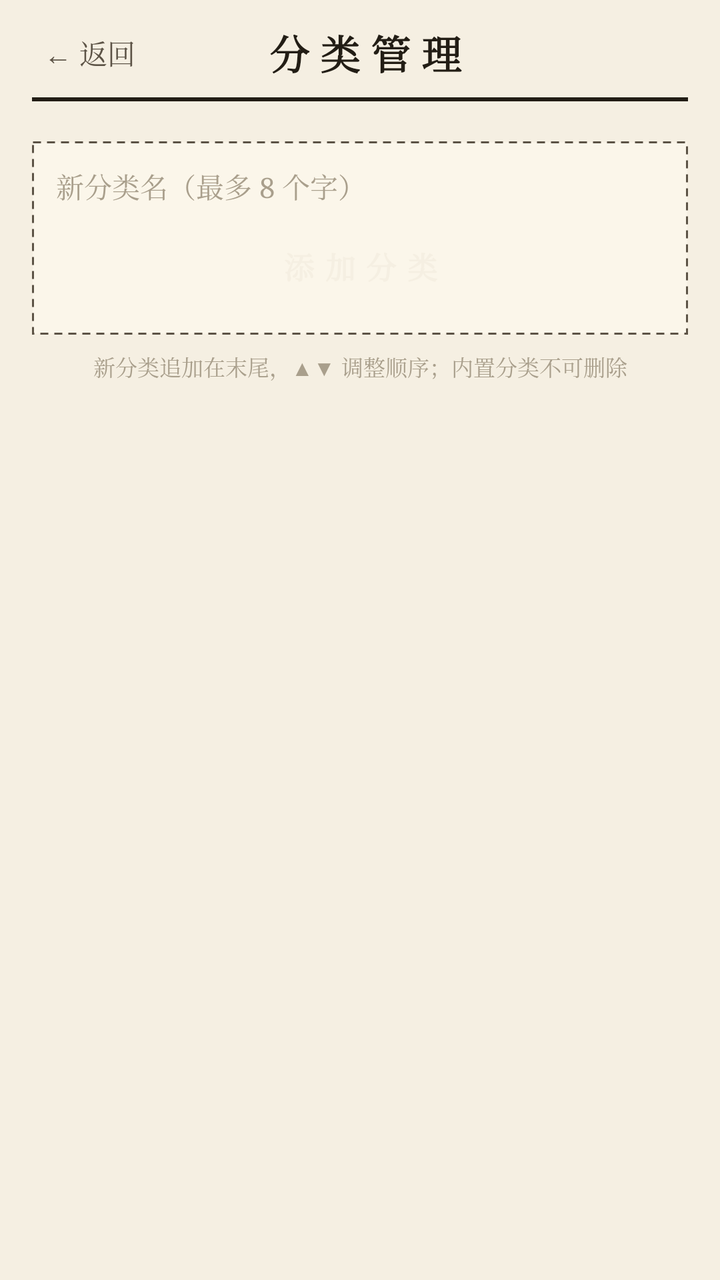
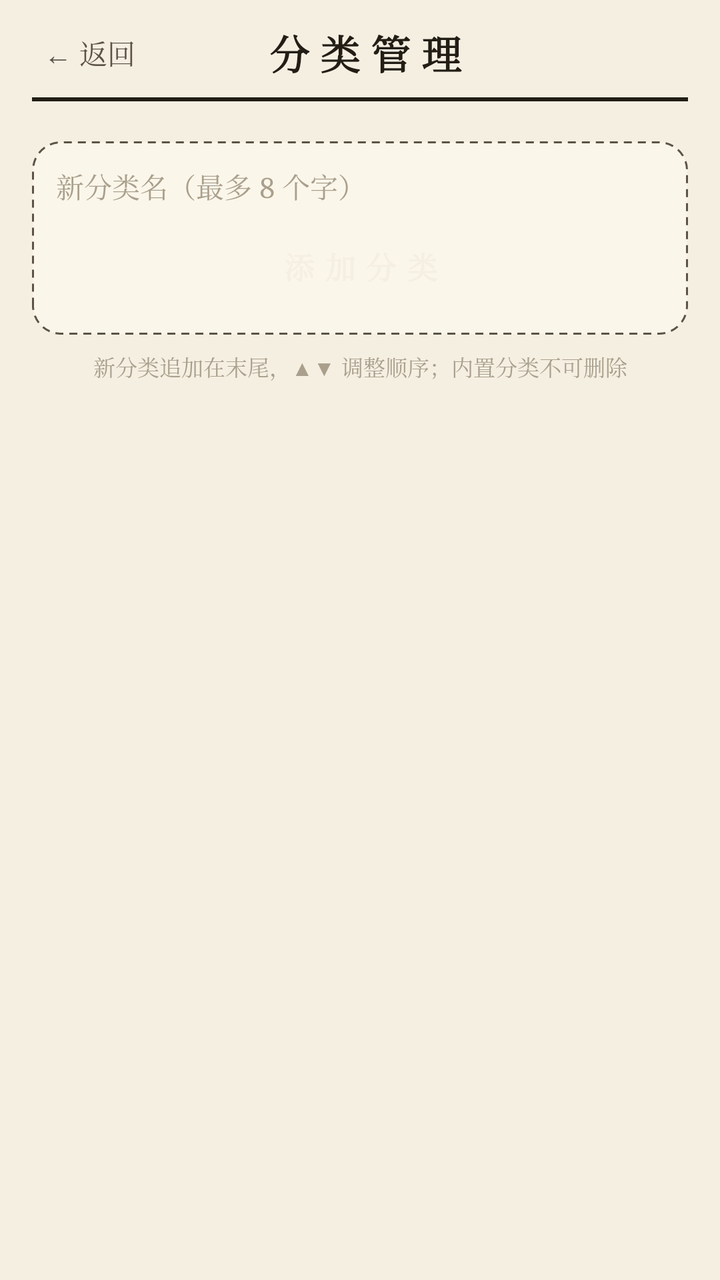

Screens rendered from an Android XML layout before and after an edit, with the pre-edit source and the edit as a unified diff.
<!-- AndroidManifest.xml: application theme Theme.Charge_to_an_account -->
<!-- res/layout/activity_category_manage.xml -->
<?xml version="1.0" encoding="utf-8"?>
<LinearLayout xmlns:android="http://schemas.android.com/apk/res/android"
    android:id="@+id/root"
    android:layout_width="match_parent"
    android:layout_height="match_parent"
    android:background="@color/paper"
    android:orientation="vertical">

    <LinearLayout
        android:layout_width="match_parent"
        android:layout_height="wrap_content"
        android:orientation="vertical"
        android:paddingHorizontal="16dp"
        android:paddingTop="10dp">

        <LinearLayout
            android:layout_width="match_parent"
            android:layout_height="wrap_content"
            android:gravity="center_vertical"
            android:orientation="horizontal">

            <TextView
                android:id="@+id/btnBack"
                android:layout_width="wrap_content"
                android:layout_height="wrap_content"
                android:padding="6dp"
                android:text="@string/back"
                android:textColor="@color/ink_soft"
                android:textSize="14sp" />

            <TextView
                android:layout_width="0dp"
                android:layout_height="wrap_content"
                android:layout_weight="1"
                android:gravity="center"
                android:text="@string/title_category_manage"
                android:textColor="@color/ink"
                android:textSize="20sp"
                android:textStyle="bold" />

            <View
                android:layout_width="52dp"
                android:layout_height="1dp" />
        </LinearLayout>

        <View
            android:layout_width="match_parent"
            android:layout_height="2dp"
            android:layout_marginTop="6dp"
            android:background="@color/ink" />
    </LinearLayout>

    <ScrollView
        android:layout_width="match_parent"
        android:layout_height="0dp"
        android:layout_weight="1">

        <LinearLayout
            android:layout_width="match_parent"
            android:layout_height="wrap_content"
            android:orientation="vertical"
            android:paddingBottom="16dp">

            <LinearLayout
                android:id="@+id/listCategories"
                android:layout_width="match_parent"
                android:layout_height="wrap_content"
                android:orientation="vertical"
                android:paddingHorizontal="16dp"
                android:paddingTop="8dp" />

            <LinearLayout
                android:layout_width="match_parent"
                android:layout_height="wrap_content"
                android:layout_marginHorizontal="16dp"
                android:layout_marginTop="12dp"
                android:background="@drawable/bg_dashed_notice"
                android:orientation="vertical"
                android:padding="12dp">

                <EditText
                    android:id="@+id/etNewCategory"
                    android:layout_width="match_parent"
                    android:layout_height="wrap_content"
                    android:background="@android:color/transparent"
                    android:hint="@string/hint_new_category"
                    android:importantForAutofill="no"
                    android:inputType="text"
                    android:maxLength="8"
                    android:textColor="@color/ink"
                    android:textColorHint="@color/ink_faint"
                    android:textSize="14sp" />

                <Button
                    android:id="@+id/btnAddCategory"
                    android:layout_width="match_parent"
                    android:layout_height="44dp"
                    android:layout_marginTop="8dp"
                    android:background="@drawable/bg_stamp"
                    android:text="@string/btn_add_cat"
                    android:textColor="@color/paper"
                    android:textSize="15sp"
                    android:textStyle="bold" />
            </LinearLayout>

            <TextView
                android:layout_width="match_parent"
                android:layout_height="wrap_content"
                android:layout_marginHorizontal="16dp"
                android:layout_marginTop="8dp"
                android:gravity="center"
                android:text="@string/category_manage_hint"
                android:textColor="@color/ink_faint"
                android:textSize="11sp" />
        </LinearLayout>
    </ScrollView>
</LinearLayout>
<!-- resources referenced by this layout -->
<resources>
  <color name="ink">#221D15</color>
  <color name="ink_faint">#A99F8C</color>
  <color name="ink_soft">#5C5346</color>
  <color name="paper">#F5EFE2</color>
  <!-- drawable bg_dashed_notice (drawable) -->
  <?xml version="1.0" encoding="utf-8"?>
  <shape xmlns:android="http://schemas.android.com/apk/res/android"
      android:shape="rectangle">
      <solid android:color="@color/paper_card" />
      <stroke
          android:width="1dp"
          android:color="@color/ink_soft"
          android:dashWidth="4dp"
          android:dashGap="3dp" />
  </shape>
  <!-- drawable bg_stamp (drawable) -->
  <?xml version="1.0" encoding="utf-8"?>
  <ripple xmlns:android="http://schemas.android.com/apk/res/android"
      android:color="@color/seal_red_dark">
      <item>
          <shape android:shape="rectangle">
              <solid android:color="@color/seal_red" />
          </shape>
      </item>
  </ripple>
  <string name="back">← 返回</string>
  <string name="btn_add_cat">添 加 分 类</string>
  <string name="category_manage_hint">新分类追加在末尾，▲▼ 调整顺序；内置分类不可删除</string>
  <string name="hint_new_category">新分类名（最多 8 个字）</string>
  <string name="title_category_manage">分 类 管 理</string>
  <style name="Theme.Charge_to_an_account" parent="Theme.MaterialComponents.DayNight.NoActionBar">
          <item name="colorPrimary">@color/ink</item>
          <item name="colorPrimaryVariant">@color/paper</item>
          <item name="colorOnPrimary">@color/paper</item>
          <item name="colorSecondary">@color/seal_red</item>
          <item name="colorOnSecondary">@color/paper</item>
  
          <item name="android:windowBackground">@color/paper</item>
          <item name="android:statusBarColor">@color/paper</item>
          <item name="android:windowLightStatusBar" tools:targetApi="m">true</item>
          <item name="android:navigationBarColor">@color/paper</item>
  
          
          <item name="android:fontFamily">serif</item>
          <item name="fontFamily">serif</item>
          <item name="android:textColor">@color/ink</item>
          <item name="android:textColorPrimary">@color/ink</item>
          <item name="android:textColorSecondary">@color/ink_soft</item>
          <item name="android:editTextColor">@color/ink</item>
  
          <item name="materialButtonStyle">@style/Ledger.Button.Outlined</item>
      </style>
  <color name="paper_card">#FBF6EA</color>
  <color name="seal_red_dark">#8C2F23</color>
  <color name="seal_red">#A63A2B</color>
  <style name="Ledger.Button.Outlined" parent="Widget.MaterialComponents.Button.OutlinedButton">
          <item name="android:fontFamily">serif</item>
          <item name="android:textSize">14sp</item>
          <item name="android:textStyle">bold</item>
          <item name="android:textColor">@color/ink</item>
          <item name="strokeColor">@color/ink</item>
          <item name="strokeWidth">1dp</item>
          <item name="cornerRadius">0dp</item>
          <item name="rippleColor">@color/paper_deep</item>
          <item name="android:letterSpacing">0.05</item>
      </style>
  <color name="paper_deep">#EDE4D0</color>
</resources>

<!-- the commit's change to res/layout/activity_category_manage.xml (unified diff, before → after) -->
@@ -10,7 +10,8 @@
         android:layout_width="match_parent"
         android:layout_height="wrap_content"
         android:orientation="vertical"
-        android:paddingHorizontal="16dp"
+        android:paddingStart="16dp"
+        android:paddingEnd="16dp"
         android:paddingTop="10dp">
 
         <LinearLayout
@@ -66,13 +67,15 @@
                 android:layout_width="match_parent"
                 android:layout_height="wrap_content"
                 android:orientation="vertical"
-                android:paddingHorizontal="16dp"
+                android:paddingStart="16dp"
+                android:paddingEnd="16dp"
                 android:paddingTop="8dp" />
 
             <LinearLayout
                 android:layout_width="match_parent"
                 android:layout_height="wrap_content"
-                android:layout_marginHorizontal="16dp"
+                android:layout_marginStart="16dp"
+                android:layout_marginEnd="16dp"
                 android:layout_marginTop="12dp"
                 android:background="@drawable/bg_dashed_notice"
                 android:orientation="vertical"
@@ -106,7 +109,8 @@
             <TextView
                 android:layout_width="match_parent"
                 android:layout_height="wrap_content"
-                android:layout_marginHorizontal="16dp"
+                android:layout_marginStart="16dp"
+                android:layout_marginEnd="16dp"
                 android:layout_marginTop="8dp"
                 android:gravity="center"
                 android:text="@string/category_manage_hint"
<!-- resource entries referenced after the edit -->
@@ -14,6 +14,7 @@
           android:color="@color/ink_soft"
           android:dashWidth="4dp"
           android:dashGap="3dp" />
+      <corners android:radius="@dimen/radius_card" />
   </shape>
   <!-- drawable bg_stamp (drawable) -->
   <?xml version="1.0" encoding="utf-8"?>
@@ -22,6 +23,7 @@
       <item>
           <shape android:shape="rectangle">
               <solid android:color="@color/seal_red" />
+              <corners android:radius="@dimen/radius_button" />
           </shape>
       </item>
   </ripple>
@@ -51,10 +53,15 @@
           <item name="android:editTextColor">@color/ink</item>
   
           <item name="materialButtonStyle">@style/Ledger.Button.Outlined</item>
+  
+          
+          <item name="android:windowAnimationStyle">@style/Ledger.Anim.Page</item>
       </style>
   <color name="paper_card">#FBF6EA</color>
+  <dimen name="radius_card">14dp</dimen>
   <color name="seal_red_dark">#8C2F23</color>
   <color name="seal_red">#A63A2B</color>
+  <dimen name="radius_button">10dp</dimen>
   <style name="Ledger.Button.Outlined" parent="Widget.MaterialComponents.Button.OutlinedButton">
           <item name="android:fontFamily">serif</item>
           <item name="android:textSize">14sp</item>
@@ -62,9 +69,16 @@
           <item name="android:textColor">@color/ink</item>
           <item name="strokeColor">@color/ink</item>
           <item name="strokeWidth">1dp</item>
-          <item name="cornerRadius">0dp</item>
+          <item name="cornerRadius">@dimen/radius_button</item>
           <item name="rippleColor">@color/paper_deep</item>
           <item name="android:letterSpacing">0.05</item>
+          <item name="android:stateListAnimator">@null</item>
+      </style>
+  <style name="Ledger.Anim.Page" parent="@android:style/Animation.Activity">
+          <item name="android:activityOpenEnterAnimation">@anim/page_in</item>
+          <item name="android:activityOpenExitAnimation">@anim/page_hold</item>
+          <item name="android:activityCloseEnterAnimation">@anim/page_hold</item>
+          <item name="android:activityCloseExitAnimation">@anim/page_out</item>
       </style>
   <color name="paper_deep">#EDE4D0</color>
 </resources>
